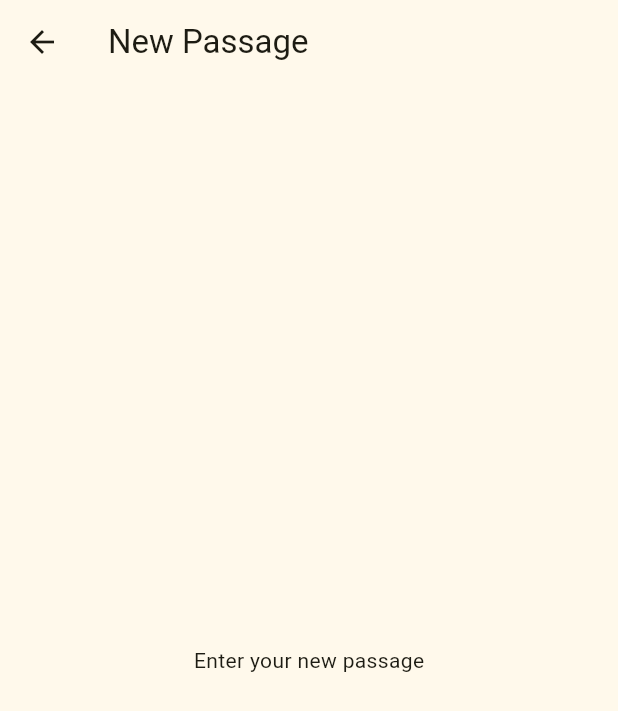
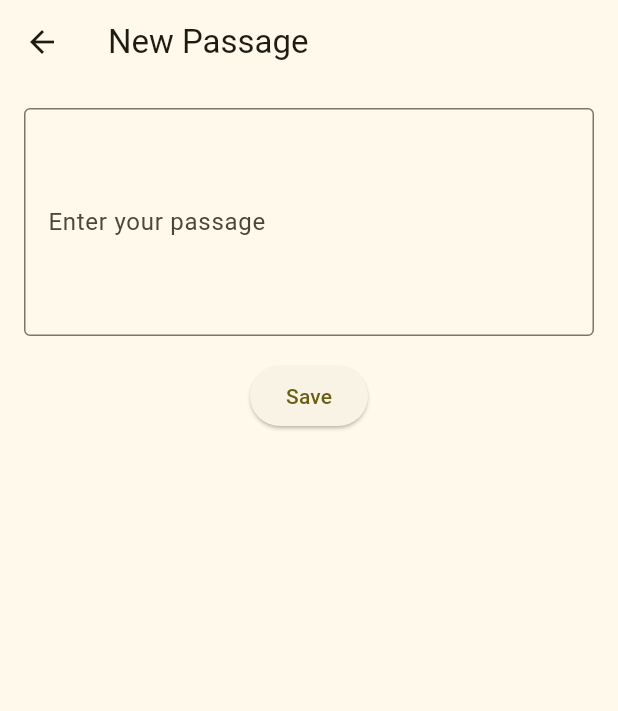
Before and after one commit to brighamandersen/internalize-flutter, a Flutter app: the NewPassageScreen screen opened by its route, on a phone screen of 412 x 824 dp. Shown: the top 711 px of the screen. Run offline on Flutter 3.47's test engine with Material 3 defaults, Android fonts, the phone set to English and light mode, and no system bars.

Commit message:
Have editable text but doesn't save yet

```diff
--- a/lib/screens/new_passage_screen.dart
+++ b/lib/screens/new_passage_screen.dart
@@ -1,13 +1,48 @@
 import 'package:flutter/material.dart';
 
-class NewPassageScreen extends StatelessWidget {
+class NewPassageScreen extends StatefulWidget {
   const NewPassageScreen({super.key});
+
+  @override
+  NewPassageScreenState createState() => NewPassageScreenState();
+}
+
+class NewPassageScreenState extends State<NewPassageScreen> {
+  // Create a TextEditingController to manage the input text
+  final TextEditingController _controller = TextEditingController();
 
   @override
   Widget build(BuildContext context) {
     return Scaffold(
-      appBar: AppBar(title: Text('New Passage')),
-      body: Center(child: Text('Enter your new passage')),
+      appBar: AppBar(title: const Text('New Passage')),
+      body: Column(
+        children: [
+          Padding(
+            padding: const EdgeInsets.all(16),
+            child: TextField(
+              controller: _controller, // Attach the controller to the TextField
+              decoration: const InputDecoration(
+                labelText: 'Enter your passage',
+                border: OutlineInputBorder(),
+              ),
+              maxLines: 5, // Set the number of lines the TextField can take
+            ),
+          ),
+          ElevatedButton(
+            onPressed: () {
+              // Handle save action
+              String passageText = _controller.text; // Get the text entered
+              print(
+                "Saved Passage: $passageText",
+              ); // For now, just print the text
+
+              // Close the screen or navigate back
+              Navigator.pop(context);
+            },
+            child: const Text('Save'),
+          ),
+        ],
+      ),
     );
   }
 }
```
